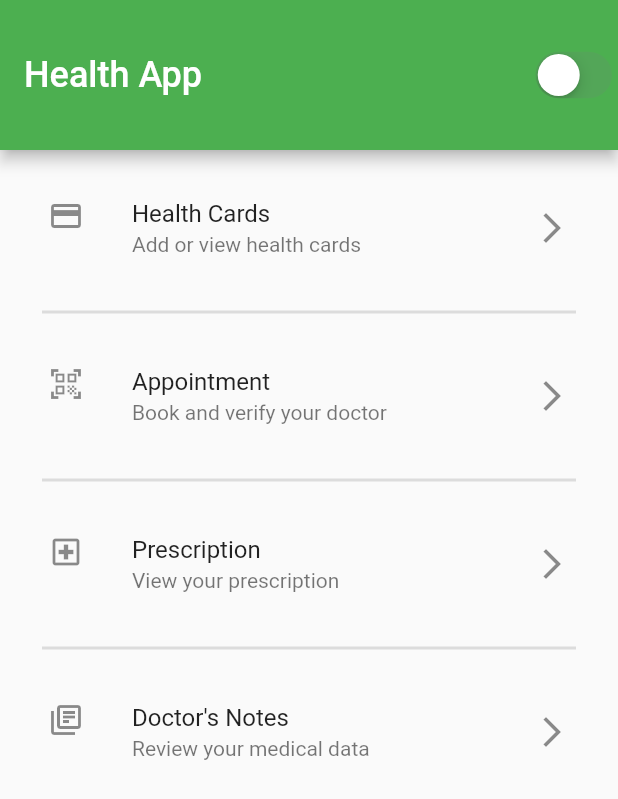
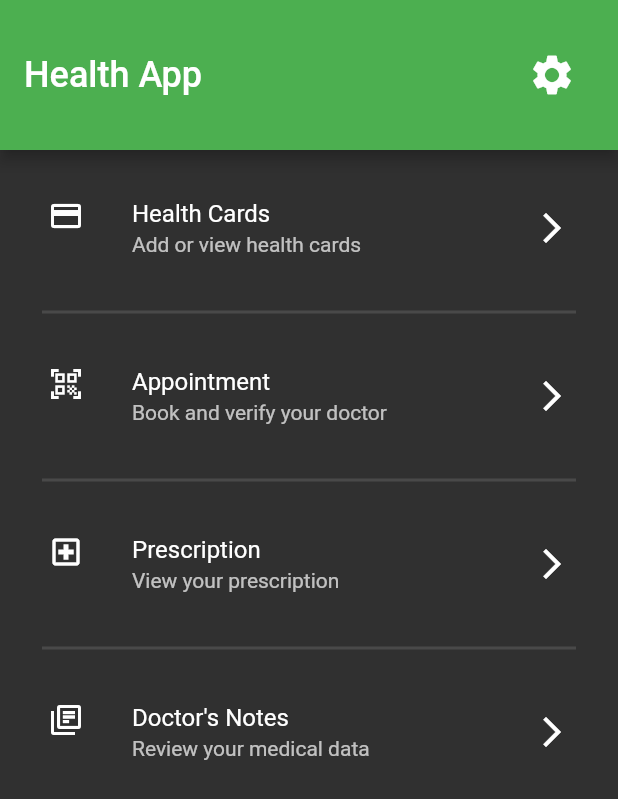
Before and after one commit to Az-21/universal-health-card, a Flutter app: the screen it shows after launch, on a phone screen of 412 x 824 dp. Shown: the top 799 px of the screen. Run offline on Flutter 3.47's test engine with Material 2 defaults, Android fonts, the phone set to English and light mode, and no system bars; our stand-ins replace get, get_storage, getwidget, salomon_bottom_bar; missing offline and left inert: awesome_card, pattern_formatter.

Commit message:
🌑 settings page + fullscreen toggle

```diff
--- a/lib/main.dart
+++ b/lib/main.dart
@@ -3,10 +3,12 @@
 // ━━━━━━━━━━━━━━━━━━━━━━━━━━━━━━━━━━━━━━━━
 import 'package:flutter/cupertino.dart';
 import 'package:flutter/material.dart';
+import 'package:flutter/services.dart';
 
 // Pub Dev Imports
 import 'package:get/get.dart';
 import 'package:get_storage/get_storage.dart';
+import 'package:health_app/src/settings.dart';
 
 // Flutter Components Imports for Navigation
 import './src/dashboard.dart';
@@ -50,7 +52,15 @@ class DarkModeHome extends StatefulWidget {
 }
 
 class _DarkModeHomeState extends State<DarkModeHome> {
-  bool value = ThemeServie().isSavedDarkMode();
+  @override
+  void initState() {
+    bool isNavHidden = ThemeServie().isStatusHidden();
+    if (isNavHidden) {
+      SystemChrome.setEnabledSystemUIOverlays([]);
+    } else {
+      SystemChrome.setEnabledSystemUIOverlays(SystemUiOverlay.values);
+    }
+  }
 
   @override
   Widget build(BuildContext context) {
@@ -67,12 +77,14 @@ class _DarkModeHomeState extends State<DarkModeHome> {
           ),
         ),
         actions: [
-          CupertinoSwitch(
-              value: value,
-              onChanged: (value) => setState(() {
-                    this.value = value;
-                    ThemeServie().changeThemeMode(value);
-                  })),
+          IconButton(
+            icon: Icon(Icons.settings),
+            onPressed: () {
+              Get.to(() => SettingsPage());
+            },
+            iconSize: 32,
+          ),
+          SizedBox(width: 20),
         ],
       ),
 
--- a/lib/theme/theme_service.dart
+++ b/lib/theme/theme_service.dart
@@ -7,8 +7,16 @@ import 'package:get_storage/get_storage.dart';
 class ThemeServie {
   final _getStorage = GetStorage();
 
+  bool isStatusHidden() {
+    return _getStorage.read('isStatusHidden') ?? true;
+  }
+
+  void saveStatusBarMode(bool isStatusHidden) {
+    _getStorage.write('isStatusHidden', isStatusHidden);
+  }
+
   bool isSavedDarkMode() {
-    return _getStorage.read('isDarkMode') ?? false;
+    return _getStorage.read('isDarkMode') ?? true;
   }
 
   ThemeMode getThemeMode() {
--- a/pubspec.yaml
+++ b/pubspec.yaml
@@ -30,6 +30,7 @@ dependencies:
   getwidget: ^1.2.4
   pattern_formatter: ^2.0.0
   salomon_bottom_bar: ^3.0.0
+  url_launcher: ^6.0.3
 
 dev_dependencies:
   flutter_test:
```
Also changed, not shown: lib/src/settings.dart (added, +85 -0 lines), pubspec.lock.
